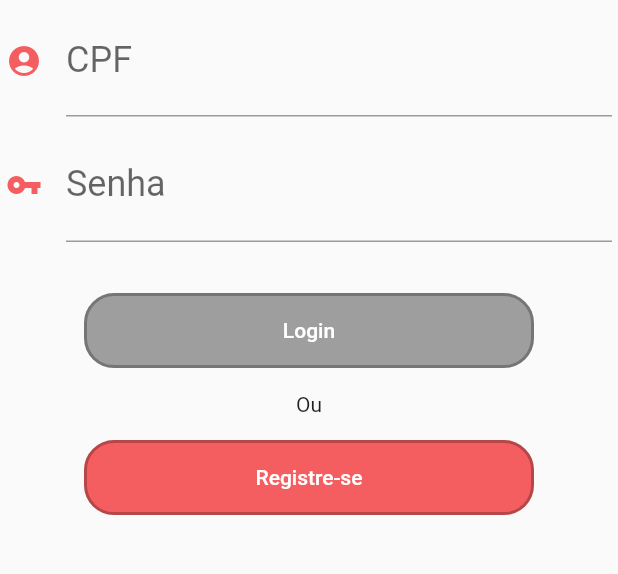
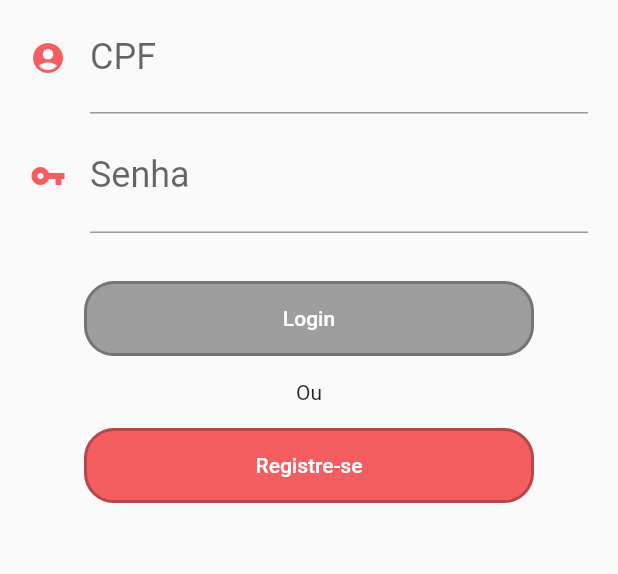
Before and after one commit to TromeBr/proj_flutter_tcc, a Flutter app: the screen it shows after launch, on a phone screen of 412 x 824 dp, the part 377-951 px from its top. Run offline on Flutter 3.47's test engine with Material 2 defaults, Android fonts, the phone set to English and light mode, and no system bars; our stand-ins replace convert, file_picker, full_screen_image, hex, image_picker, mask_text_input_formatter and 2 more; missing offline and left inert: encrypt, flutter_pdfview, pointycastle.

Commit message:
Ajusta os campos, adiciona refresh list, adiciona o loading em algumas ações e insere a confirmação de senha ao alterá-la

```diff
--- a/lib/components/textBox.dart
+++ b/lib/components/textBox.dart
@@ -87,7 +87,7 @@ class TextBoxState extends State<TextBoxStandard> {
   @override
   Widget build(BuildContext context) {
     return Padding(
-      padding: const EdgeInsets.all(4.0),
+      padding: const EdgeInsets.fromLTRB(20, 2, 20, 2),
       child: TextField(
         readOnly: readOnly,
         controller: controller,
--- a/lib/screens/exams/consult.dart
+++ b/lib/screens/exams/consult.dart
@@ -82,7 +82,7 @@ class ExamConsultForm extends State<ExamConsultScreen> {
               readOnly: true,
             ),
             Padding(
-              padding: const EdgeInsets.all(8.0),
+              padding: const EdgeInsets.fromLTRB(20, 2, 20, 2),
               child: TextFormField(
                 readOnly: true,
                 inputFormatters: [maskDate],
--- a/lib/screens/exams/register.dart
+++ b/lib/screens/exams/register.dart
@@ -84,7 +84,7 @@ class ExamRegisterForm extends State<ExamRegisterScreen> {
               controller: _registerDoc,
             ),
             Padding(
-              padding: const EdgeInsets.all(8.0),
+              padding: const EdgeInsets.fromLTRB(20, 2, 20, 2),
               child: TextFormField(
                 readOnly: true,
                 inputFormatters: [maskDate],
--- a/lib/screens/login/login.dart
+++ b/lib/screens/login/login.dart
@@ -24,11 +24,21 @@ class LoginUpdateWidgetState extends State<LoginScreen> {
   final TextEditingController _loginCPF = TextEditingController();
   final TextEditingController _loginPassword = TextEditingController();
   bool _loginButtonVerify = false;
+  bool _isLoading = false;
+  bool _selected = false;
 
+  @override
+  void initState() {
+    _isLoading = false;
+    _selected = false;
+    super.initState();
+  }
   @override
   Widget build(BuildContext context) {
   return WillPopScope(
       onWillPop: () => SystemNavigator.pop(),
+      child: IgnorePointer(
+        ignoring: _selected,
         child: Scaffold(
           body: SingleChildScrollView(
             child: Column(
@@ -73,7 +83,16 @@ class LoginUpdateWidgetState extends State<LoginScreen> {
                   onChange: enableButton,
                 ),
                 PaddingWidgetPattern(15.0),
-              Container(
+                _isLoading ? Center(
+                    child: SizedBox(
+                      child: CircularProgressIndicator(
+                        color: Color(Constants.SYSTEM_PRIMARY_COLOR),
+                        strokeWidth: 2,
+                      ),
+                      width: 50,
+                      height: 50,
+                    )
+                ) : Container(
                   width: 300.0,
                   height: 50.0,
                   child: OutlinedButton(
@@ -134,6 +153,7 @@ class LoginUpdateWidgetState extends State<LoginScreen> {
             ),
           ),
         ),
+      ),
     );
   }
 
@@ -152,6 +172,10 @@ class LoginUpdateWidgetState extends State<LoginScreen> {
   Future<Widget> signInUser(BuildContext context) async {
     String _email = _loginCPF.text;
     String _password = _loginPassword.text;
+    setState(() {
+      _isLoading = true;
+      _selected = true;
+    });
     var _finalUser = await loginService.login(_email, _password);
     if (_finalUser != null) {
       return goToMedConsultScreenTest(context);
@@ -161,6 +185,8 @@ class LoginUpdateWidgetState extends State<LoginScreen> {
       _loginPassword.text = '';
       setState(() {
         _loginButtonVerify = false;
+        _isLoading = false;
+        _selected = false;
       });
     }
   }
```
Also changed, not shown: lib/screens/exams/consultList.dart (+16 -0 lines), lib/screens/login/register.dart (+70 -42 lines), lib/screens/user/myData.dart (+88 -28 lines). Lines whose indentation alone changed are shown as unchanged.
